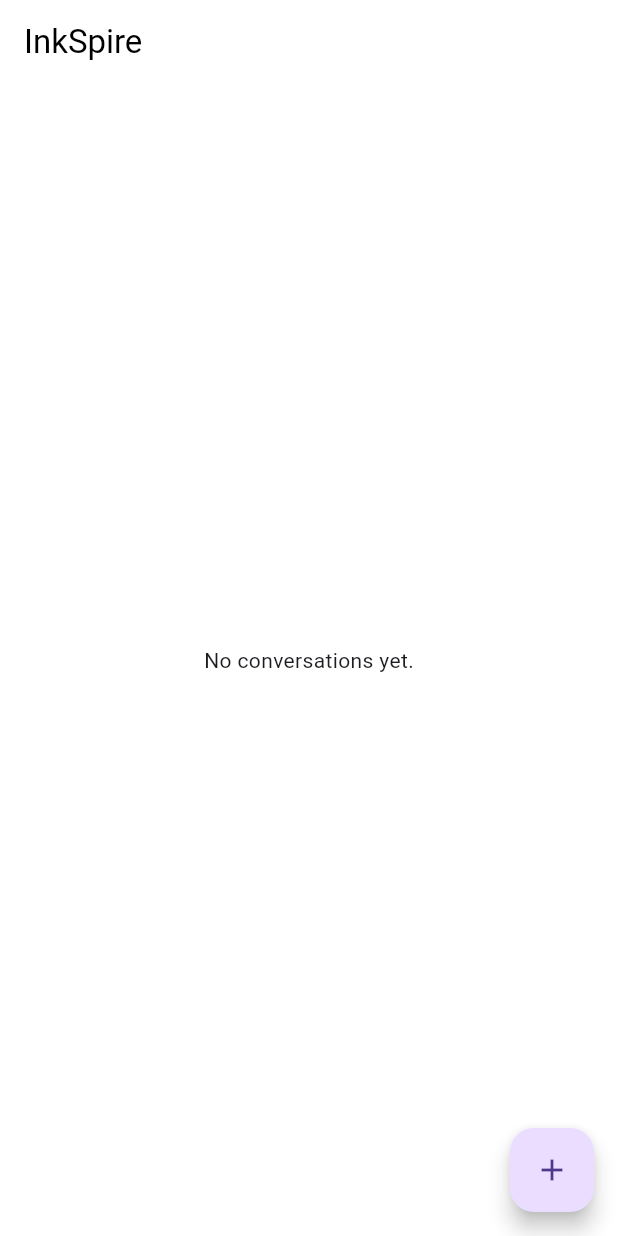
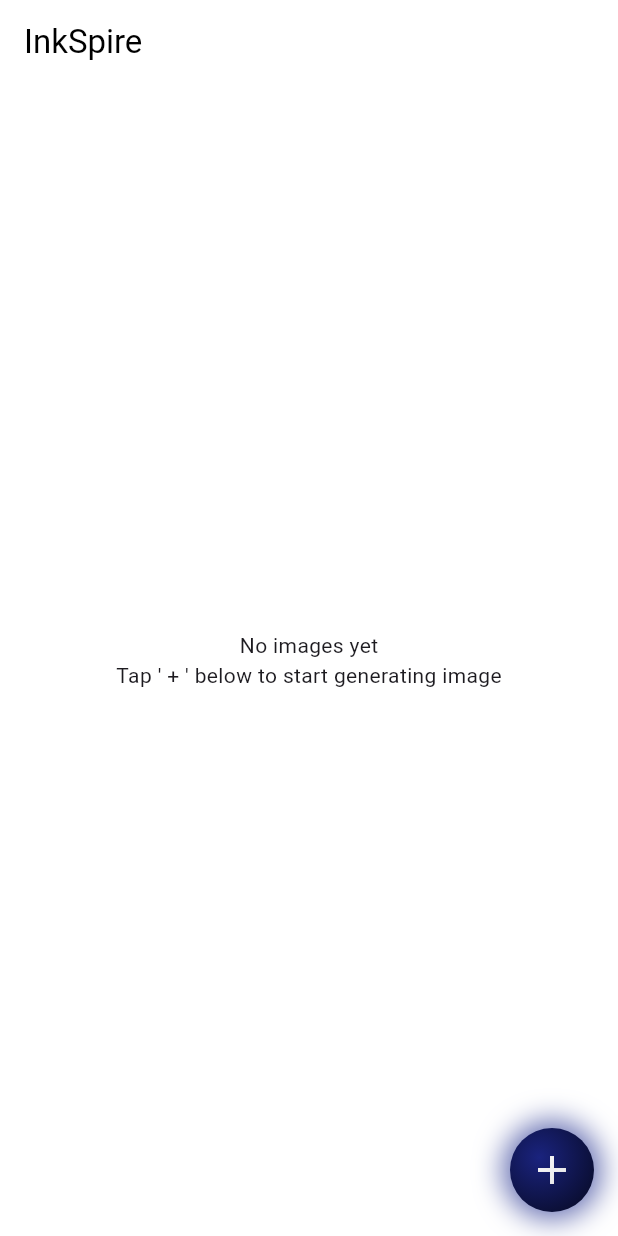
Before and after one commit to emnggprw/inkspire, a Flutter app: the screen it shows after launch, on a phone screen of 412 x 824 dp. Run offline on Flutter 3.47's test engine with Material 3 defaults, Android fonts, the phone set to English and light mode, and no system bars.

Commit message:
Improved floating action button

```diff
--- a/lib/screens/home_screen.dart
+++ b/lib/screens/home_screen.dart
@@ -24,7 +24,15 @@ class _HomeScreenState extends State<HomeScreen> {
     return Scaffold(
       appBar: AppBar(title: const Text('InkSpire')),
       body: chats.isEmpty
-          ? const Center(child: Text('No conversations yet.'))
+          ? Center(
+            child: Column(
+              mainAxisAlignment: MainAxisAlignment.center,
+              children: [
+                const Center(child: Text('No images yet')),
+                const Center(child: Text("Tap ' + ' below to start generating image")),
+              ],
+            ),
+          )
           : ListView.builder(
         itemCount: chats.length,
         itemBuilder: (context, index) {
@@ -38,7 +46,26 @@ class _HomeScreenState extends State<HomeScreen> {
           );
         },
       ),
-      floatingActionButton: FloatingActionButton(
+      floatingActionButton: Container(
+        decoration: BoxDecoration(
+          shape: BoxShape.circle,
+          gradient: RadialGradient(
+            colors: [
+              Colors.indigo.shade900, // Deep ink-like blue
+              Colors.black,           // Rich dark ink
+            ],
+            center: Alignment(-0.3, -0.3),
+            radius: 1.2,
+          ),
+          boxShadow: [
+            BoxShadow(
+              color: Colors.indigo.shade800.withOpacity(0.7),
+              blurRadius: 15,
+              spreadRadius: 5,
+            ),
+          ],
+        ),
+        child: FloatingActionButton(
           onPressed: () {
             Navigator.push(
               context,
@@ -47,8 +74,26 @@ class _HomeScreenState extends State<HomeScreen> {
               ),
             );
           },
-        child: const Icon(Icons.add),
+          backgroundColor: Colors.transparent, // Uses gradient instead
+          elevation: 0,
+          shape: RoundedRectangleBorder(borderRadius: BorderRadius.circular(50)),
+          child: ShaderMask(
+            shaderCallback: (Rect bounds) {
+              return LinearGradient(
+                colors: [Colors.white, Colors.grey.shade300],
+                begin: Alignment.topLeft,
+                end: Alignment.bottomRight,
+              ).createShader(bounds);
+            },
+            child: Icon(
+              Icons.add,
+              size: 32,
+              color: Colors.white, // Stands out against dark ink
             ),
+          ),
+        ),
+      ),
+
     );
   }
 }
```
Lines whose indentation alone changed are shown as unchanged.
